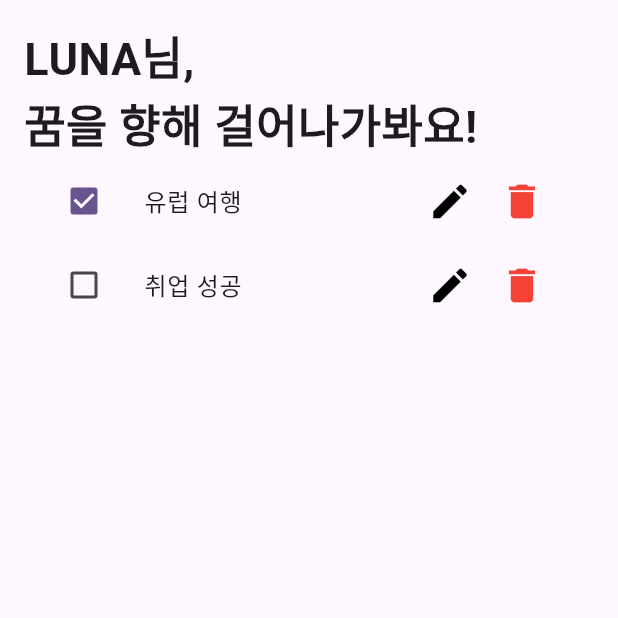
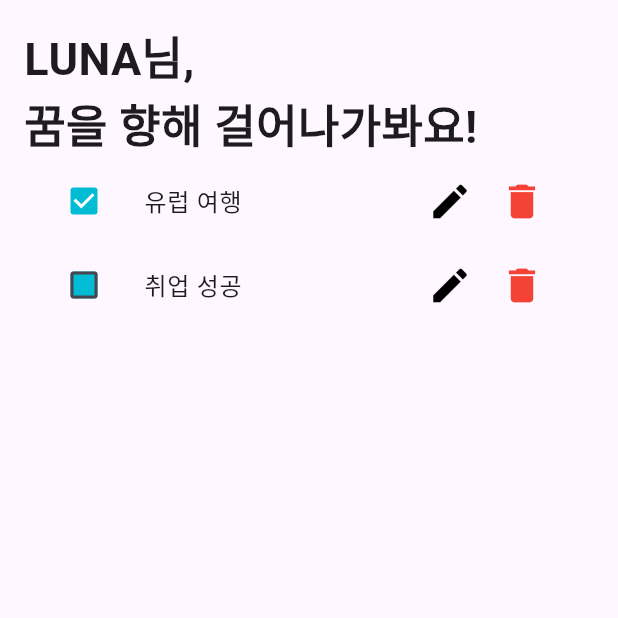
Before and after one commit to CHERIN2/bucketlist_team15, a Flutter app: the screen it shows after launch, on a phone screen of 412 x 824 dp, the top half of it. Run offline on Flutter 3.47's test engine with Material 2 defaults, Android fonts, the phone set to English and light mode, and no system bars; our stand-ins replace shared_preferences.

```diff
--- a/bucketlist_team15/lib/widget/bucketListTile.dart
+++ b/bucketlist_team15/lib/widget/bucketListTile.dart
@@ -23,6 +23,7 @@ class _bucketListTileState extends State<bucketListTile> {
     return ListTile(
       // checkBox
       leading: Checkbox(
+        fillColor: MaterialStatePropertyAll(Colors.cyan),
         value: bucketList!.isChecked,
         onChanged: (value) {
           bucketList!.isChecked = value!;
@@ -38,7 +39,7 @@ class _bucketListTileState extends State<bucketListTile> {
           IconButton(
             icon: Icon(Icons.edit),
             iconSize: 30,
-            onPressed: (){},
+            onPressed: () {},
             color: Colors.black,
           ),
           // 삭제
@@ -52,6 +53,7 @@ class _bucketListTileState extends State<bucketListTile> {
       ),
     );
   }
+
   State<bucketListTile> createState() => _bucketListTile();
 }
 
```
Also changed, not shown: bucketlist_team15/lib/homePage.dart (+4 -6 lines).
